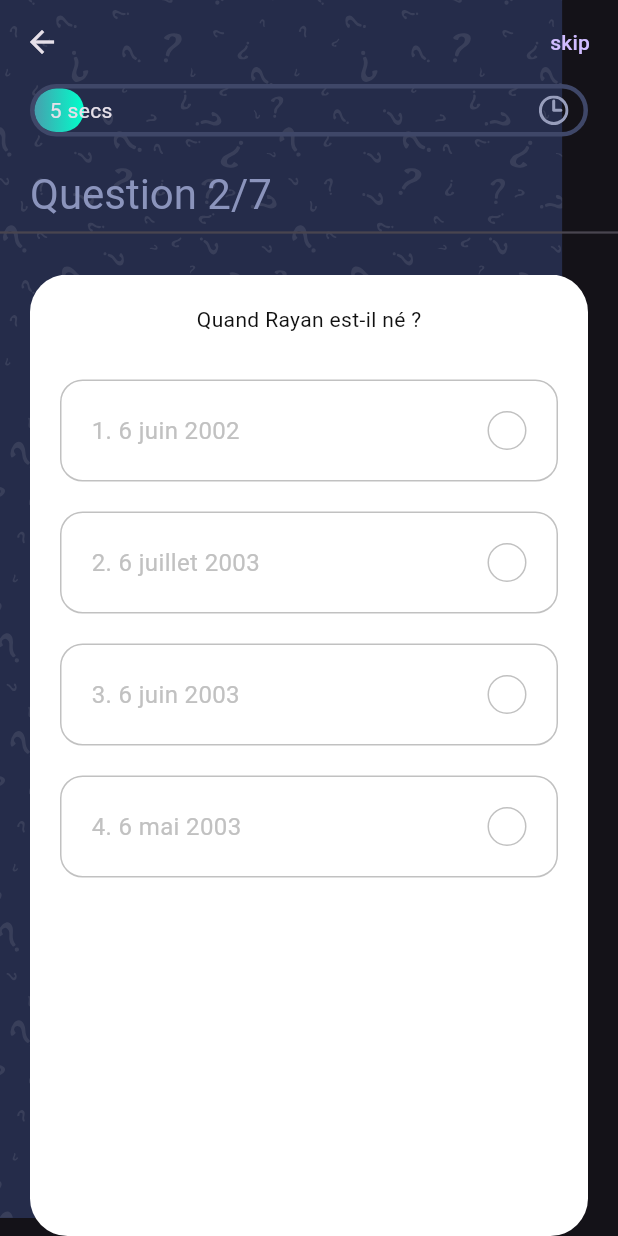
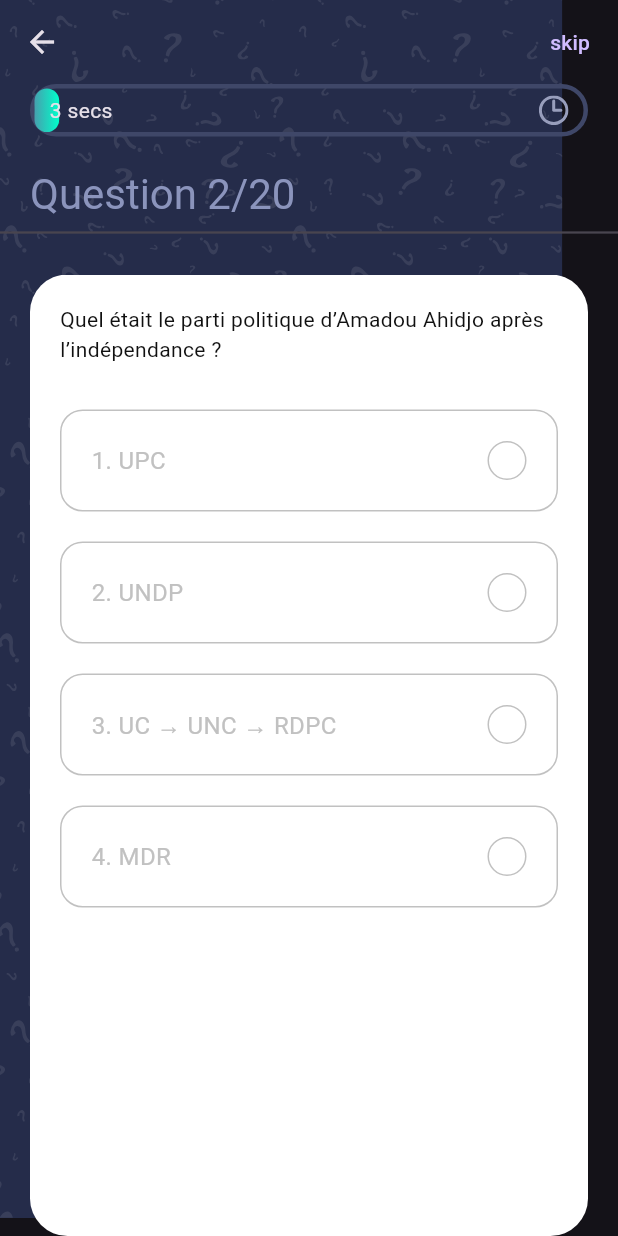
Before and after one commit to Idriss-rayan/familyquiz, a Flutter app: the QuizScreen screen opened directly, swiped to page 2, on a phone screen of 412 x 824 dp. Run offline on Flutter 3.47's test engine with Material 3 defaults, Android fonts, the phone set to English and light mode, and no system bars; our stand-ins replace flutter_svg, get, liquid_swipe, websafe_svg.

Commit message:
new comment

```diff
--- a/lib/controllers/question_controller.dart
+++ b/lib/controllers/question_controller.dart
@@ -48,7 +48,7 @@ class QuestionController extends GetxController
   @override
   void onInit() {
     _animationController =
-        AnimationController(duration: Duration(seconds: 30), vsync: this);
+        AnimationController(duration: Duration(seconds: 60), vsync: this);
     _animation = Tween(begin: 0, end: 1.0).animate(_animationController)
       ..addListener(() {
         update();
--- a/lib/documentation/doc.dart
+++ b/lib/documentation/doc.dart
@@ -37,6 +37,19 @@ class Doc extends StatelessWidget {
         _buildTextPage("assets/icons/foka.png", Name.foka, [
           Color.fromARGB(255, 243, 39, 103),
           Color.fromARGB(255, 255, 0, 0),
+        ]),
+        _buildTextPage("assets/icons/beti.png", Name.beti, [
+          Color.fromARGB(255, 241, 185, 4),
+          Colors.white,
+        ]),
+        _buildTextPage("assets/icons/moumie.png", Name.moumie, [
+          Color.fromARGB(255, 52, 52, 51),
+          Colors.white,
+        ]),
+        _buildTextPage("assets/icons/um.png", Name.um, [
+          Color.fromARGB(255, 18, 92, 2),
+          const Color.fromARGB(255, 154, 4, 4),
+          const Color.fromARGB(255, 229, 244, 12),
         ]),
       ];
 
--- a/lib/documentation/histoire.dart
+++ b/lib/documentation/histoire.dart
@@ -39,4 +39,27 @@ Sa carrière prend un tournant majeur avec son émission phare "Le Débat Africa
 Alain Foka se distingue par son franc-parler et son refus de la complaisance, ce qui lui vaut parfois des critiques, mais aussi un immense respect. À travers ses travaux, il milite pour une Afrique consciente de son histoire et maîtresse de son destin. Il encourage les Africains à s’émanciper des narrations occidentales et à écrire leur propre histoire.
 En dehors de son travail journalistique, Alain Foka est un conférencier influent et un défenseur  de la liberté de la presse. Son engagement pour une Afrique forte et autonome fait de lui une référence incontournable dans le monde des médias. Son impact dépasse les frontières et continue d’inspirer les jeunes générations africaines.
 """;
+
+  static const String beti = """
+Mongo Beti, de son vrai nom Alexandre Biyidi Awala, est né en 1932 à Akometan, au Cameroun. Très tôt, il s’intéresse à la littérature et s’engage dans une critique féroce du colonialisme. Après des études en France, il publie son premier roman, Ville cruelle (1953), sous le pseudonyme d’Eza Boto.
+Son œuvre majeure, Le Pauvre Christ de Bomba (1956), dénonce l’hypocrisie des missionnaires chrétiens et les abus du système colonial. Ce livre lui vaut la censure et des critiques virulentes. Malgré cela, il continue à écrire et publie des romans engagés comme Mission terminée (1957) et Perpétue et l’habitude du malheur (1974), où il s'attaque aux dictatures post-coloniales africaines.
+Exilé en France pendant plusieurs décennies, il enseigne la littérature et écrit de nombreux essais dénonçant la politique néocoloniale et les régimes oppressifs africains. Son engagement politique et intellectuel lui vaut de nombreux ennuis avec les autorités camerounaises.
+En 1991, après l’ouverture politique du Cameroun, Mongo Beti rentre au pays. Il ouvre à Yaoundé la Librairie des Peuples Noirs, un espace dédié à la diffusion de la littérature africaine et à la libre pensée. Jusqu’à sa mort en 2001, il reste un fervent défenseur des droits de l’homme et de la justice sociale, utilisant sa plume comme une arme contre l’oppression.
+Son héritage littéraire et politique continue d’influencer de nombreux écrivains et militants africains.
+""";
+
+  static const String moumie = """
+Félix Moumié est né en 1925 à Foumban, au Cameroun. Il fait ses études en médecine à Dakar avant de s’engager dans la lutte pour l’indépendance de son pays. En 1948, il rejoint l’Union des Populations du Cameroun (UPC), un parti nationaliste fondé par Ruben Um Nyobé pour réclamer la fin de la colonisation française.
+Avec son charisme et son esprit combatif, Félix Moumié devient rapidement l’un des principaux leaders de l’UPC. Lorsque Ruben Um Nyobé est assassiné en 1958 par l’armée coloniale française, il prend la tête du mouvement et poursuit la lutte. Face à la répression violente des autorités françaises et du gouvernement camerounais, il est contraint de s’exiler.
+Depuis l’étranger, il cherche du soutien pour la cause indépendantiste camerounaise. Il voyage en Afrique, en Chine et en Union Soviétique, nouant des alliances avec d’autres mouvements anticoloniaux. Cette activité fait de lui une cible pour la France, qui le considère comme une menace à ses intérêts au Cameroun.
+En 1960, Félix Moumié est piégé à Genève, en Suisse, par un agent des services secrets français. Invité à dîner par William Bechtel, un espion du SDECE (ancêtre de la DGSE), il est empoisonné au thallium, un poison lent et mortel. Après plusieurs jours d’agonie, il meurt le 3 novembre 1960 à l’hôpital de Genève.
+Son assassinat est resté impuni, mais son engagement pour la liberté du Cameroun continue d’inspirer les générations actuelles. Aujourd’hui, Félix Moumié est reconnu comme un héros national et un symbole de la lutte pour l’indépendance et la souveraineté africaine.
+""";
+  static const String um = """
+Félix Moumié est né en 1925 à Foumban, au Cameroun. Il fait ses études en médecine à Dakar avant de s’engager dans la lutte pour l’indépendance de son pays. En 1948, il rejoint l’Union des Populations du Cameroun (UPC), un parti nationaliste fondé par Ruben Um Nyobé pour réclamer la fin de la colonisation française.
+Avec son charisme et son esprit combatif, Félix Moumié devient rapidement l’un des principaux leaders de l’UPC. Lorsque Ruben Um Nyobé est assassiné en 1958 par l’armée coloniale française, il prend la tête du mouvement et poursuit la lutte. Face à la répression violente des autorités françaises et du gouvernement camerounais, il est contraint de s’exiler.
+Depuis l’étranger, il cherche du soutien pour la cause indépendantiste camerounaise. Il voyage en Afrique, en Chine et en Union Soviétique, nouant des alliances avec d’autres mouvements anticoloniaux. Cette activité fait de lui une cible pour la France, qui le considère comme une menace à ses intérêts au Cameroun.
+En 1960, Félix Moumié est piégé à Genève, en Suisse, par un agent des services secrets français. Invité à dîner par William Bechtel, un espion du SDECE (ancêtre de la DGSE), il est empoisonné au thallium, un poison lent et mortel. Après plusieurs jours d’agonie, il meurt le 3 novembre 1960 à l’hôpital de Genève.
+Son assassinat est resté impuni, mais son engagement pour la liberté du Cameroun continue d’inspirer les générations actuelles. Aujourd’hui, Félix Moumié est reconnu comme un héros national et un symbole de la lutte pour l’indépendance et la souveraineté africaine.
+""";
 }
--- a/lib/main.dart
+++ b/lib/main.dart
@@ -18,7 +18,7 @@ class MyApp extends StatelessWidget {
       title: 'African Quiz',
       debugShowCheckedModeBanner: false,
       theme: ThemeData.dark(),
-      home: Doc(),
+      home: WelcomeScreen(),
     );
   }
 }
--- a/lib/models/Questions.dart
+++ b/lib/models/Questions.dart
@@ -3,59 +3,188 @@ class Question {
   final String question;
   final List<String> options;
 
-  Question(
-      {required this.id,
-      required this.question,
-      required this.answer,
-      required this.options});
+  Question({
+    required this.id,
+    required this.question,
+    required this.answer,
+    required this.options,
+  });
 }
 
 const List sample_data = [
   {
     "id": 1,
-    "question": "Qui est plus intelligent selon le texte ?",
-    "options": ['Samira', 'Rayan', 'Les deux sont égaux', 'On ne sait pas'],
-    "answer_index": 1,
+    "question":
+        "En quelle année Amadou Ahidjo devient-il vice-président du Grand Conseil de l'Afrique-Équatoriale ?",
+    "options": ['1952', '1955', '1957', '1959'],
+    "answer_index": 2,
   },
   {
     "id": 2,
-    "question": "Quand Rayan est-il né ?",
-    "options": ['6 juin 2002', '6 juillet 2003', '6 juin 2003', '6 mai 2003'],
+    "question":
+        "Quel était le parti politique d’Amadou Ahidjo après l’indépendance ?",
+    "options": ['UPC', 'UNDP', 'UC → UNC → RDPC', 'MDR'],
     "answer_index": 2,
   },
   {
     "id": 3,
-    "question": "Où Rayan et Samira sont-ils allés ensemble ?",
-    "options": ['McDonald\'s', 'Pizza Hut', 'KFC', 'Burger King'],
-    "answer_index": 2,
-  },
-  {
-    "id": 4,
-    "question": "Dans quel quartier se trouvait le KFC ?",
-    "options": ['Dhanmondi', 'Gulshan', 'Uttara', 'Banani'],
-    "answer_index": 2,
-  },
-  {
-    "id": 5,
-    "question": "Pourquoi ont-ils voyagé au Bangladesh ?",
+    "question":
+        "Quel traité a officiellement marqué la transition du Cameroun sous administration française vers un État indépendant sous Ahidjo ?",
     "options": [
-      'Pour des vacances',
-      'Pour des études avec une bourse',
-      'Pour un travail',
-      'Pour une compétition sportive'
+      'Accords de Foumban',
+      'Accords de Yaoundé',
+      'Accords de Paris',
+      'Accords de Brazzaville'
     ],
     "answer_index": 1,
   },
   {
-    "id": 6,
-    "question": "Combien de personnes étaient dans leur groupe initialement ?",
-    "options": ['8', '9', '10', '11'],
+    "id": 4,
+    "question":
+        "Quel était le premier poste ministériel occupé par Paul Biya sous Ahidjo ?",
+    "options": [
+      'Ministre des Finances',
+      'Ministre de l’Éducation nationale',
+      'Ministre de la Justice',
+      'Secrétaire général de la Présidence'
+    ],
+    "answer_index": 3,
+  },
+  {
+    "id": 5,
+    "question":
+        "En quelle année Paul Biya a-t-il instauré le multipartisme au Cameroun ?",
+    "options": ['1982', '1985', '1990', '1992'],
     "answer_index": 2,
   },
   {
-    "id": 7,
-    "question": "Combien de personnes ont finalement voyagé ?",
-    "options": ['8', '9', '10', '11'],
+    "id": 6,
+    "question":
+        "Quelle crise politique a failli renverser Paul Biya en avril 1984 ?",
+    "options": [
+      'Révolte des étudiants de Yaoundé',
+      'Tentative de coup d’État militaire',
+      'Assassinat de ses ministres',
+      'Soulèvement des Bakassi Boys'
+    ],
     "answer_index": 1,
   },
+  {
+    "id": 7,
+    "question":
+        "Quelle équipe européenne a révélé Roger Milla à l'international en club ?",
+    "options": ['AS Monaco', 'Montpellier HSC', 'Valenciennes FC', 'SC Bastia'],
+    "answer_index": 3,
+  },
+  {
+    "id": 8,
+    "question":
+        "Lors de la Coupe du Monde 1990, quel était le surnom donné à Roger Milla par les médias internationaux ?",
+    "options": [
+      'Le Vieux Lion',
+      'Le Magicien de Yaoundé',
+      'Le Renard du Cameroun',
+      'Le Vieux Renard'
+    ],
+    "answer_index": 3,
+  },
+  {
+    "id": 9,
+    "question":
+        "Contre quelle équipe Roger Milla a-t-il marqué un doublé en quart de finale de la Coupe du Monde 1990 ?",
+    "options": ['Colombie', 'Angleterre', 'Argentine', 'URSS'],
+    "answer_index": 0,
+  },
+  {
+    "id": 10,
+    "question":
+        "Quelle était la fonction exacte d’Ernest Ouandié au sein de l’UPC avant sa clandestinité ?",
+    "options": [
+      'Trésorier du parti',
+      'Secrétaire général',
+      'Responsable des relations internationales',
+      'Président du Comité révolutionnaire'
+    ],
+    "answer_index": 1,
+  },
+  {
+    "id": 11,
+    "question": "Dans quelle ville Ernest Ouandié a-t-il été exécuté en 1971 ?",
+    "options": ['Douala', 'Bafoussam', 'Garoua', 'Yaoundé'],
+    "answer_index": 1,
+  },
+  {
+    "id": 12,
+    "question":
+        "Quel pays a soutenu clandestinement Ernest Ouandié dans sa lutte contre le régime camerounais ?",
+    "options": ['URSS', 'Chine', 'Cuba', 'Algérie'],
+    "answer_index": 0,
+  },
+  {
+    "id": 13,
+    "question":
+        "Dans quelle ville Félix Moumié a-t-il été empoisonné par les services secrets français ?",
+    "options": ['Genève', 'Bruxelles', 'Paris', 'Berlin'],
+    "answer_index": 0,
+  },
+  {
+    "id": 14,
+    "question": "Quel était le surnom donné à Félix Moumié par ses partisans ?",
+    "options": [
+      'Le Médecin du Peuple',
+      'Le Lion du Maquis',
+      "Le Che Camerounais', 'L'Homme de l'UPC"
+    ],
+    "answer_index": 0,
+  },
+  {
+    "id": 15,
+    "question":
+        "Qui était l’agent français responsable de l’assassinat de Félix Moumié ?",
+    "options": [
+      'William Bechtel',
+      'Jacques Foccart',
+      'Paul Grossin',
+      'Maurice Robert'
+    ],
+    "answer_index": 0,
+  },
+  {
+    "id": 16,
+    "question": "Comment était surnommé Ruben Um Nyobé par ses partisans ?",
+    "options": ['Mpodol', 'Patriarche', 'Grand Camarade', 'Père du Cameroun'],
+    "answer_index": 0,
+  },
+  {
+    "id": 17,
+    "question":
+        "En quelle année Ruben Um Nyobé a-t-il adressé une pétition à l’ONU pour l’indépendance du Cameroun ?",
+    "options": ['1945', '1948', '1952', '1954'],
+    "answer_index": 2,
+  },
+  {
+    "id": 18,
+    "question":
+        "Où exactement Ruben Um Nyobé a-t-il été assassiné par l'armée française ?",
+    "options": ['Boumyebel', 'Mbouda', 'Kribi', 'Dschang'],
+    "answer_index": 0,
+  },
+  {
+    "id": 19,
+    "question":
+        "Pour quel grand média Alain Foka est-il principalement connu ?",
+    "options": ['BBC Afrique', 'TV5 Monde', 'RFI', 'France 24'],
+    "answer_index": 2,
+  },
+  {
+    "id": 20,
+    "question":
+        "Quelle est l’émission emblématique d’Alain Foka sur l’histoire africaine ?",
+    "options": [
+      'Afrique en marche',
+      'Archives d’Afrique',
+      "L'Afrique en questions', 'Héritage et Mémoire"
+    ],
+    "answer_index": 1,
+  }
 ];
```
Also changed, not shown: assets/icons/beti.png (added), assets/icons/moumie.png (added), assets/icons/um.png (added).
